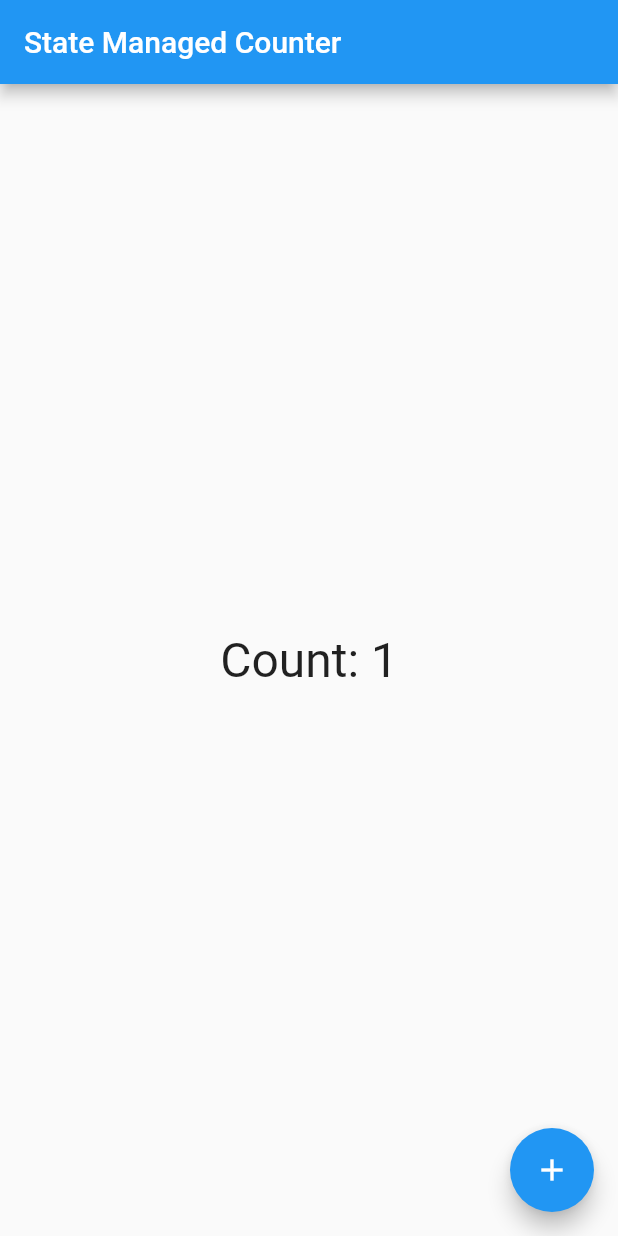
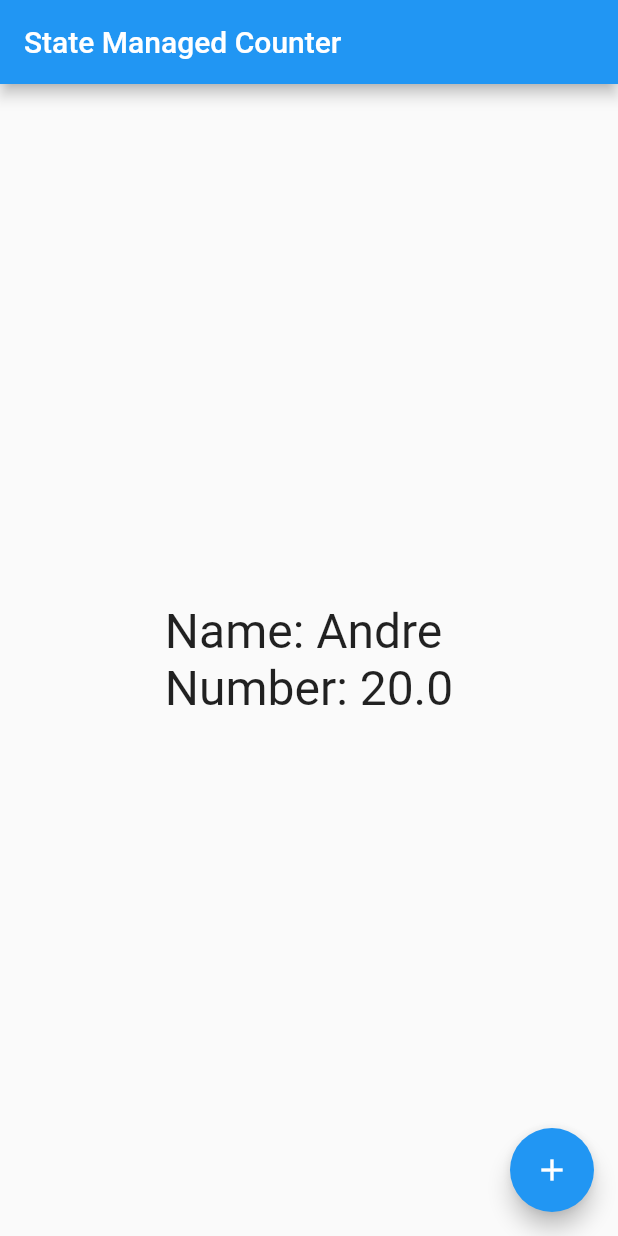
Before and after one commit to andrekubotsu/flutter-state-management-1, a Flutter app: the screen it shows after launch, after a tap on the "add" icon, on a phone screen of 412 x 824 dp. Run offline on Flutter 3.47's test engine with Material 2 defaults, Android fonts, the phone set to English and light mode, and no system bars.

Commit message:
controller mult variables and functions

```diff
--- a/lib/home/home_count_controller.dart
+++ b/lib/home/home_count_controller.dart
@@ -1,10 +1,28 @@
 import 'package:gerencia_estado/controller.dart';
 
+class Ob {
+  String name;
+  double number;
+
+  Ob({
+    this.name = "",
+    this.number = 0.0,
+  });
+}
+
 // feito em aula por Gabul
-class HomeCountController extends Controller<int> {
-  HomeCountController() : super(0);
+class HomeCountController extends Controller<Ob> {
+  HomeCountController() : super(Ob());
 
-  void increment() {
-    update(state + 1);
+  void setName(String name) {
+    var actual = state;
+    actual.name = name;
+    update(actual);
+  }
+
+  void setNumber(double number) {
+    var actual = state;
+    actual.number = number;
+    update(actual);
   }
 }
--- a/lib/home/home_page.dart
+++ b/lib/home/home_page.dart
@@ -18,24 +18,33 @@ class _HomePageState extends State<HomePage> {
       appBar: AppBar(
         title: Text("State Managed Counter"),
       ),
-      body: StateBuilder<int>(
+      body: StateBuilder<Ob>(
         controller: controller,
-        builder: (_, state) => Column(
+        builder: (_, state) {
+          if (state.name.isNotEmpty) {
+            return Column(
               mainAxisAlignment: MainAxisAlignment.center,
               children: [
                 Center(
                   child: Text(
-                "Count: ${controller.state}",
+                    "Name: ${state.name}\nNumber: ${state.number}",
                     style: TextStyle(
                       fontSize: 32,
                     ),
                   ),
                 )
               ],
-        ),
+            );
+          } else {
+            return Container();
+          }
+        },
       ),
       floatingActionButton: FloatingActionButton(
-        onPressed: controller.increment,
+        onPressed: () {
+          controller.setName("Andre");
+          controller.setNumber(20);
+        },
         child: Icon(Icons.add),
       ),
     );
```
Lines whose indentation alone changed are shown as unchanged.
